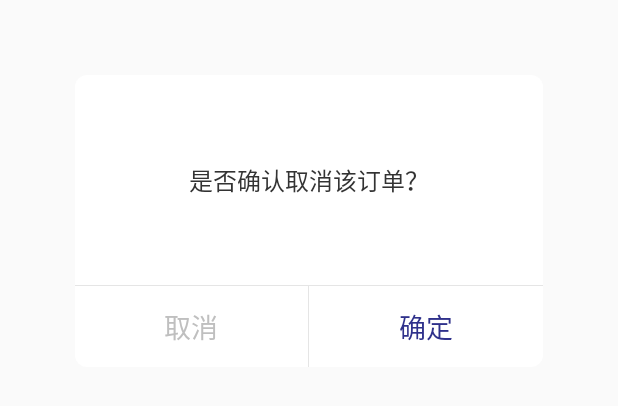
After one commit to xiangruyimobuliaoq/JiaZheng, an Android app: the layout layout_dialog_confirm.xml on its own in the app's theme, with its tools: preview values and no code run, on a phone screen of 412 x 824 dp. The commit adds this screen. Shown: the top 406 px of the screen. Run offline under Robolectric (Android 15) with nearby library versions, the phone set to English and light mode, and no system bars.

Commit message:
增加一个确认弹窗

```diff
--- a/app/build.gradle
+++ b/app/build.gradle
@@ -73,4 +73,5 @@ dependencies {
 
     implementation "com.google.android.material:material:1.0.0"
 
+
 }
--- /dev/null
+++ b/app/src/main/res/layout/layout_dialog_confirm.xml
@@ -0,0 +1,73 @@
+<?xml version="1.0" encoding="utf-8"?>
+<LinearLayout
+    xmlns:android="http://schemas.android.com/apk/res/android"
+    android:layout_width="wrap_content"
+    android:layout_height="wrap_content"
+    android:background="@drawable/shape_bg_white_corner"
+   android:layout_margin="@dimen/dp_50"
+    android:orientation="vertical">
+
+    <TextView
+        android:visibility="gone"
+        android:textColor="#ff333333"
+        android:textSize="18sp"
+        android:layout_marginTop="@dimen/dp_10"
+        android:gravity="center"
+        android:id="@+id/tv_title"
+        android:text="联系客服"
+        android:layout_width="match_parent"
+        android:layout_height="wrap_content"/>
+    <TextView
+        android:id="@+id/tv_content"
+        android:gravity="center"
+        android:text="是否确认取消该订单？"
+        android:textColor="#ff333333"
+        android:textSize="16sp"
+        android:paddingBottom="58dp"
+        android:paddingTop="58dp"
+        android:layout_width="match_parent"
+        android:layout_height="wrap_content"/>
+
+    <View
+        android:background="#E5E5E5"
+        android:layout_width="match_parent"
+        android:layout_height="0.5dp"/>
+
+    <LinearLayout
+        android:orientation="horizontal"
+        android:layout_width="match_parent"
+        android:layout_height="wrap_content">
+
+        <TextView
+            android:id="@+id/tv_cancel"
+            android:paddingTop="13.5dp"
+            android:paddingBottom="13.5dp"
+            android:gravity="center"
+            android:layout_width="0dp"
+            android:layout_weight="1"
+            android:layout_height="wrap_content"
+            android:text="取消"
+            android:textColor="#ffbfbfbf"
+            android:textSize="18sp"
+            />
+
+        <View
+            android:background="#E5E5E5"
+            android:layout_width="0.5dp"
+            android:layout_height="match_parent"/>
+
+        <TextView
+            android:id="@+id/tv_confirm"
+            android:paddingTop="13.5dp"
+            android:paddingBottom="13.5dp"
+            android:gravity="center"
+            android:layout_width="0dp"
+            android:layout_weight="1"
+            android:layout_height="wrap_content"
+            android:text="确定"
+            android:textColor="#ff2f318b"
+            android:textSize="18sp"
+            />
+    </LinearLayout>
+
+</LinearLayout>
--- a/app/src/main/res/values/dimens.xml
+++ b/app/src/main/res/values/dimens.xml
@@ -4,4 +4,6 @@
     <dimen name="dp_12">12dp</dimen>
     <dimen name="dp_15">15dp</dimen>
     <dimen name="dp_30">30dp</dimen>
+    <dimen name="dp_60">60dp</dimen>
+    <dimen name="dp_50">50dp</dimen>
 </resources>
```
Also changed, not shown: app/src/main/java/com/nst/jiazheng/worker/OrderDetailsActivity.java (+15 -7 lines), app/src/main/java/com/nst/jiazheng/worker/widget/ConfirmWindow.java (added, +64 -0 lines), app/src/main/res/layout/activity_draw.xml (+4 -5 lines).
